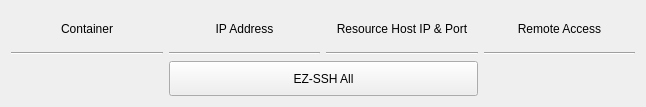
This is hub/forms/DlgEnvironment.ui in subutai-io/control-center as Qt 5 draws it before an edit. The edited form follows.
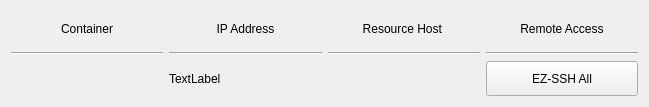
This is the edited form.

```diff
--- a/hub/forms/DlgEnvironment.ui
+++ b/hub/forms/DlgEnvironment.ui
@@ -6,7 +6,7 @@
    <rect>
     <x>0</x>
     <y>0</y>
-    <width>646</width>
+    <width>649</width>
     <height>107</height>
    </rect>
   </property>
@@ -25,16 +25,6 @@
     </widget>
    </item>
    <item row="0" column="2">
-    <widget class="QLabel" name="label_10">
-     <property name="text">
-      <string>Resource Host IP &amp; Port</string>
-     </property>
-     <property name="alignment">
-      <set>Qt::AlignCenter</set>
-     </property>
-    </widget>
-   </item>
-   <item row="0" column="1">
     <widget class="QLabel" name="label_8">
      <property name="text">
       <string>IP Address</string>
@@ -44,23 +34,13 @@
      </property>
     </widget>
    </item>
-   <item row="1" column="1">
-    <widget class="Line" name="line_2">
+   <item row="1" column="5">
+    <widget class="Line" name="line_9">
      <property name="orientation">
       <enum>Qt::Horizontal</enum>
      </property>
     </widget>
    </item>
-   <item row="0" column="3">
-    <widget class="QLabel" name="label_6">
-     <property name="text">
-      <string>Remote Access</string>
-     </property>
-     <property name="alignment">
-      <set>Qt::AlignCenter</set>
-     </property>
-    </widget>
-   </item>
    <item row="2" column="0">
     <layout class="QVBoxLayout" name="cont_name"/>
    </item>
@@ -75,14 +55,14 @@
     <layout class="QVBoxLayout" name="cont_ip_port"/>
    </item>
    <item row="1" column="2">
-    <widget class="Line" name="line_6">
+    <widget class="Line" name="line_2">
      <property name="orientation">
       <enum>Qt::Horizontal</enum>
      </property>
     </widget>
    </item>
    <item row="1" column="3">
-    <widget class="Line" name="line_9">
+    <widget class="Line" name="line_6">
      <property name="orientation">
       <enum>Qt::Horizontal</enum>
      </property>
@@ -94,7 +74,30 @@
    <item row="2" column="2">
     <layout class="QFormLayout" name="cont_rhip"/>
    </item>
-   <item row="3" column="1" colspan="2">
+   <item row="2" column="5">
+    <layout class="QFormLayout" name="cont_remote"/>
+   </item>
+   <item row="0" column="5">
+    <widget class="QLabel" name="label_6">
+     <property name="text">
+      <string>Remote Access</string>
+     </property>
+     <property name="alignment">
+      <set>Qt::AlignCenter</set>
+     </property>
+    </widget>
+   </item>
+   <item row="0" column="3">
+    <widget class="QLabel" name="label_10">
+     <property name="text">
+      <string>Resource Host </string>
+     </property>
+     <property name="alignment">
+      <set>Qt::AlignCenter</set>
+     </property>
+    </widget>
+   </item>
+   <item row="3" column="5">
     <widget class="QPushButton" name="btn_ssh_all">
      <property name="maximumSize">
       <size>
@@ -107,6 +110,13 @@
      </property>
     </widget>
    </item>
+   <item row="3" column="2" colspan="2">
+    <widget class="QLabel" name="status">
+     <property name="text">
+      <string>TextLabel</string>
+     </property>
+    </widget>
+   </item>
   </layout>
  </widget>
  <resources/>
```
Left out of the diff: 37 changed lines with no effect on the pictures.
